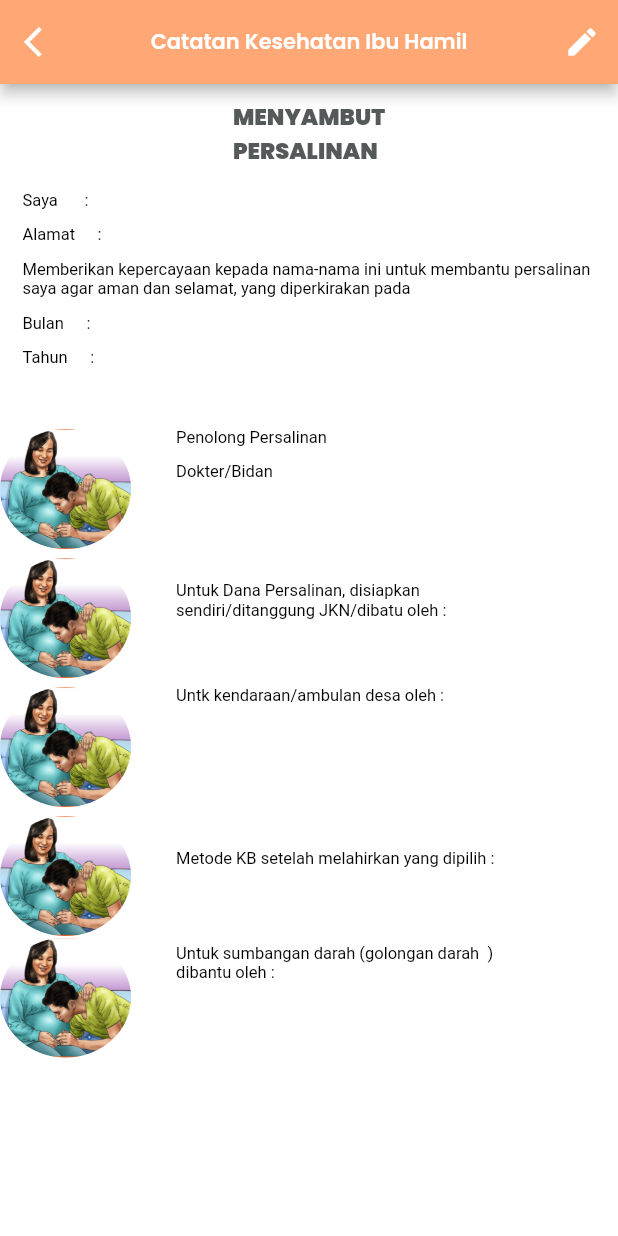
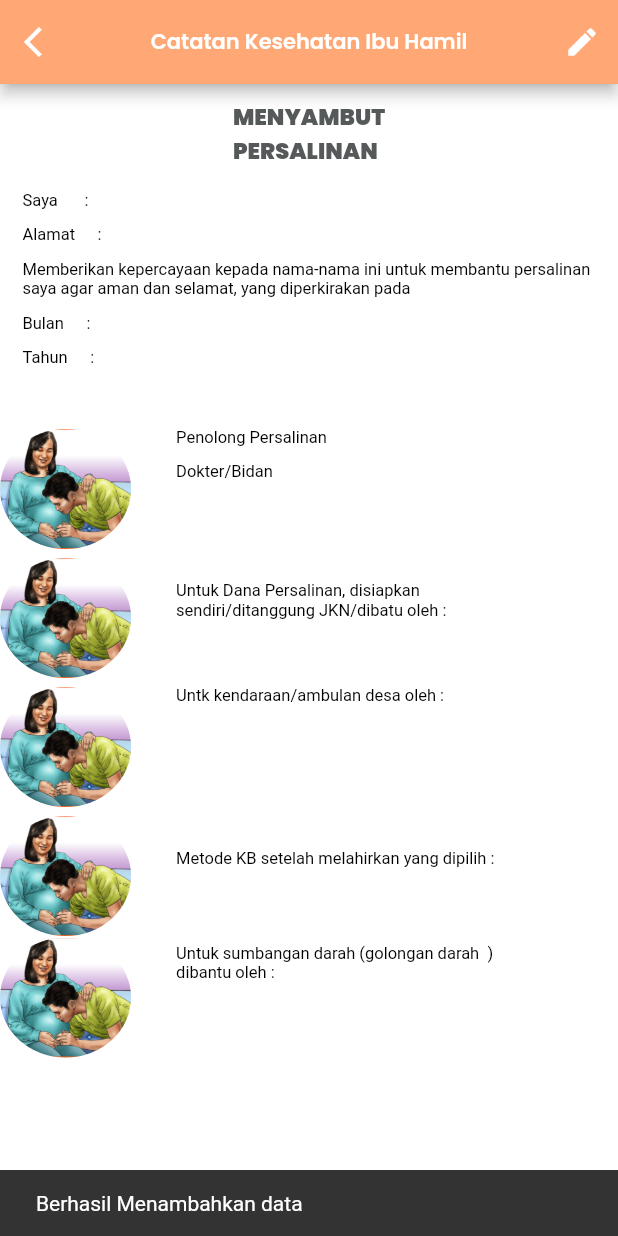
Before and after one commit to Rwhytm/My_ADA-Flutter, a Flutter app: the TambahDataMenyambut screen opened directly, scrolled down 290 dp, after a tap on "Simpan", on a phone screen of 412 x 824 dp. Run offline on Flutter 3.47's test engine with Material 2 defaults, Android fonts, the phone set to English and light mode, and no system bars; our stand-ins replace cloud_firestore, firebase_auth, firebase_core, flutter_svg, google_fonts; missing offline and left inert: dart:ffi, outlined_text; accounts and stored records are empty.

Commit message:
bug fixed, almost done

```diff
--- a/buku_kia/lib/commons/services.dart
+++ b/buku_kia/lib/commons/services.dart
@@ -121,82 +121,6 @@ class AuthServices {
     });
   }
 
-  //edit registrasi
-  static Future<User?> editregistrasi(
-    String noreg,
-    String nourutKahort,
-    String tanggalMenerima,
-    String namaPetugas,
-    String noHPPetugas,
-    String namaIbu,
-    String ttdIbu,
-    String kehamilanKe,
-    String agamaIbu,
-    String pendidikanIbu,
-    String goldarIbu,
-    String pekerjaanIbu,
-    String noJKN,
-    String namaSuami,
-    String ttdAyah,
-    String agamaAyah,
-    String pendidikanAyah,
-    String goldarAyah,
-    String pekerjaanAyah,
-    String alamatRumah,
-    String kecamatan,
-    String kabupaten,
-    String noHp,
-    String namaAnak,
-    String ttdAnak,
-    String anakKe,
-    String noAkte,
-  ) async {
-    await FirebaseFirestore.instance
-        .collection('pasiens')
-        .doc(user.uid)
-        .collection('data_pasien')
-        .doc(user.uid)
-        .set({
-      'nomor registrasi ibu': noreg,
-      'nomor urut di kahort ibu': nourutKahort,
-      'tanggal menerima buku kia': tanggalMenerima,
-      'nama petugas': namaPetugas,
-      'nomor petugas': noHPPetugas,
-      'nama ibu': namaIbu,
-      'TTL ibu': ttdIbu,
-      'kehamilan ke-': kehamilanKe,
-      'agama ibu': agamaIbu,
-      'pendidikan ibu': pendidikanIbu,
-      'golongan darah ibu': goldarIbu,
-      'pekerjaan ibu': pekerjaanIbu,
-      'no JKN': noJKN,
-      'nama suami': namaSuami,
-      'TTL ayah': ttdAyah,
-      'agama suami': agamaAyah,
-      'pendidikan suami': pendidikanAyah,
-      'golongan darah suami': goldarAyah,
-      'pekerjaan suami': pekerjaanAyah,
-      'alamat rumah': alamatRumah,
-      'kecamatan': kecamatan,
-      'kabupaten': kabupaten,
-      'nomor yang bisa dihubungi': noHp,
-      'nama anak': namaAnak,
-      'TTL anak': ttdAnak,
-      'anak ke': anakKe,
-      'Nomor Akte': noAkte,
-    });
-  }
-
-  static Future getData() async {
-    var snapshot = await FirebaseFirestore.instance
-        .collection('pasiens')
-        .doc(user.uid)
-        .collection('data_pasien')
-        .get();
-
-    return snapshot.docs.map((doc) => doc.data()).toList();
-  }
-
   //tambah data diri pemeriksaan
   static Future<User?> pemeriksaanDataDiri(
     String hamilke,
@@ -236,6 +160,7 @@ class AuthServices {
     String nasihat,
     String keterangan,
     String kapanHarusKembali,
+    int id,
   ) async {
     await FirebaseFirestore.instance
         .collection('pasiens')
@@ -248,6 +173,7 @@ class AuthServices {
       'nasihat': nasihat,
       'keterangan': keterangan,
       'kapan harus kembali': kapanHarusKembali,
+      'id': id,
     });
   }
 
@@ -255,20 +181,19 @@ class AuthServices {
   static Future<User?> KeluhanTabel(
     String tanggal,
     String keluhanSekarang,
-    String id,
     String tekananDarah,
     String beratBadan,
     String umurKehamilan,
     String tinggiFundus,
     String letakJanin,
     String denyutJantung,
+    int id,
   ) async {
     await FirebaseFirestore.instance
         .collection('pasiens')
         .doc(user.uid)
         .collection('data_keluhan')
-        .doc(user.uid + id)
-        .set({
+        .add({
       'tanggal': tanggal,
       'keluhan sekarang': keluhanSekarang,
       'tekanan darah': tekananDarah,
@@ -277,7 +202,7 @@ class AuthServices {
       'tinggi fundus': tinggiFundus,
       'letak janin': letakJanin,
       'denyut jantung': denyutJantung,
-      'id': user.uid + id,
+      'id': id,
     });
   }
 
--- a/buku_kia/lib/pages/catatan_ibu_hamil/tabel_keluhan.dart
+++ b/buku_kia/lib/pages/catatan_ibu_hamil/tabel_keluhan.dart
@@ -27,6 +27,7 @@ class _TabelKeluhan extends State<TabelKeluhan> {
       .collection('pasiens')
       .doc(user.uid)
       .collection('data_keluhan')
+      .orderBy('id', descending: true)
       .snapshots();
   @override
   Widget build(BuildContext context) {
@@ -88,7 +89,8 @@ class _TabelKeluhan extends State<TabelKeluhan> {
                         Padding(
                           padding: const EdgeInsets.all(15.0),
                           child: Text(
-                            'Pemeriksaan Ke - ' + (index + 1).toString(),
+                            'Pemeriksaan Ke - ' +
+                                (data.size - (index)).toString(),
                             style: GoogleFonts.poppins(
                               fontSize: 14,
                               fontWeight: FontWeight.w600,
--- a/buku_kia/lib/pages/catatan_ibu_hamil/tabel_pemeriksaan.dart
+++ b/buku_kia/lib/pages/catatan_ibu_hamil/tabel_pemeriksaan.dart
@@ -25,6 +25,7 @@ class _TabelPemeriksaanState extends State<TabelPemeriksaan> {
       .collection('pasiens')
       .doc(user.uid)
       .collection('data_pemeriksaan')
+      .orderBy('id', descending: true)
       .snapshots();
   @override
   Widget build(BuildContext context) {
--- a/buku_kia/lib/pages/catatan_ibu_hamil/tambah_data_menyambut.dart
+++ b/buku_kia/lib/pages/catatan_ibu_hamil/tambah_data_menyambut.dart
@@ -251,7 +251,27 @@ class _TambahDataMenyambutState extends State<TambahDataMenyambut> {
                             donor1Controller.text,
                             donor2Controller.text,
                             createController.text,
-                          );
+                          )
+                              .then(
+                                (value) =>
+                                    ScaffoldMessenger.of(context).showSnackBar(
+                                  SnackBar(
+                                    content: Text(data.size == 0
+                                        ? 'Berhasil Menambahkan data'
+                                        : 'Berhasil Mengubah data'),
+                                  ),
+                                ),
+                              )
+                              .onError(
+                                (error, stackTrace) =>
+                                    ScaffoldMessenger.of(context).showSnackBar(
+                                  SnackBar(
+                                    content: Text(data.size == 0
+                                        ? 'Gagal Menambahkan data'
+                                        : 'Gagal Mengubah data'),
+                                  ),
+                                ),
+                              );
                           await Navigator.push(
                             context,
                             MaterialPageRoute(
--- a/buku_kia/lib/pages/catatan_ibu_hamil/tambah_tabel_keluhan.dart
+++ b/buku_kia/lib/pages/catatan_ibu_hamil/tambah_tabel_keluhan.dart
@@ -37,7 +37,7 @@ class _TambahTableKeluhan extends State<TambahTableKeluhan> {
   final Stream<QuerySnapshot> data_user = FirebaseFirestore.instance
       .collection('pasiens')
       .doc(user.uid)
-      .collection('data_pasien')
+      .collection('data_keluhan')
       .snapshots();
   @override
   Widget build(BuildContext context) {
@@ -162,13 +162,13 @@ class _TambahTableKeluhan extends State<TambahTableKeluhan> {
                               await AuthServices.KeluhanTabel(
                                 tanggalController.text,
                                 keluhanController.text,
-                                (data.size + 1).toString(),
                                 tekananDarahController.text,
                                 beratBadanController.text,
                                 umurKehamilanController.text,
                                 tinggiFundusController.text,
                                 letakJaninController.text,
                                 denyutJantungController.text,
+                                data.size + 1,
                               )
                                   .then(
                                     (value) => ScaffoldMessenger.of(context)
@@ -305,13 +305,13 @@ class _TambahTableKeluhan extends State<TambahTableKeluhan> {
                             await AuthServices.KeluhanTabel(
                               tanggalController.text,
                               keluhanController.text,
-                              (data.size + 1).toString(),
                               tekananDarahController.text,
                               beratBadanController.text,
                               umurKehamilanController.text,
                               tinggiFundusController.text,
                               letakJaninController.text,
                               denyutJantungController.text,
+                              data.size + 1,
                             )
                                 .then(
                                   (value) => ScaffoldMessenger.of(context)
--- a/buku_kia/lib/pages/catatan_ibu_hamil/tambah_tabel_pemeriksaan.dart
+++ b/buku_kia/lib/pages/catatan_ibu_hamil/tambah_tabel_pemeriksaan.dart
@@ -5,6 +5,8 @@ import 'package:buku_kia/pages/wrapper.dart';
 import 'package:buku_kia/themes/color.dart';
 import 'package:buku_kia/widgets/rounded_button.dart';
 import 'package:buku_kia/widgets/rounded_input_field.dart';
+import 'package:cloud_firestore/cloud_firestore.dart';
+import 'package:firebase_auth/firebase_auth.dart';
 import 'package:flutter/material.dart';
 import 'package:google_fonts/google_fonts.dart';
 
@@ -24,8 +26,27 @@ class _TambahTablePemeriksaan extends State<TambahTablePemeriksaan> {
   TextEditingController keteranganController = TextEditingController(text: "");
   TextEditingController kapanKembaliController =
       TextEditingController(text: "");
+  int datalength = 0;
+
+  static FirebaseAuth _auth = FirebaseAuth.instance;
+  static User user = _auth.currentUser!;
+  void getData() async {
+    //use a Async-await function to get the data
+    final data = await FirebaseFirestore.instance
+        .collection('pasiens')
+        .doc(user.uid)
+        .collection('data_pemeriksaan')
+        .get(); //get the data
+    datalength = data.size;
+  }
 
   @override
+  void initState() {
+    // TODO: implement initState
+    super.initState();
+    getData();
+  }
+
   Widget build(BuildContext context) {
 //  Size size = MediaQuery.of(context).size;
     return Scaffold(
@@ -111,12 +132,14 @@ class _TambahTablePemeriksaan extends State<TambahTablePemeriksaan> {
                 text: "Simpan",
                 press: () async {
                   await AuthServices.pemeriksaanTabel(
-                          kakiBengkakController.text,
-                          hasilPemeriksaanController.text,
-                          tindakanController.text,
-                          nasihatController.text,
-                          keteranganController.text,
-                          kapanKembaliController.text)
+                    kakiBengkakController.text,
+                    hasilPemeriksaanController.text,
+                    tindakanController.text,
+                    nasihatController.text,
+                    keteranganController.text,
+                    kapanKembaliController.text,
+                    datalength + 1,
+                  )
                       .then(
                         (value) => ScaffoldMessenger.of(context).showSnackBar(
                           const SnackBar(
```
